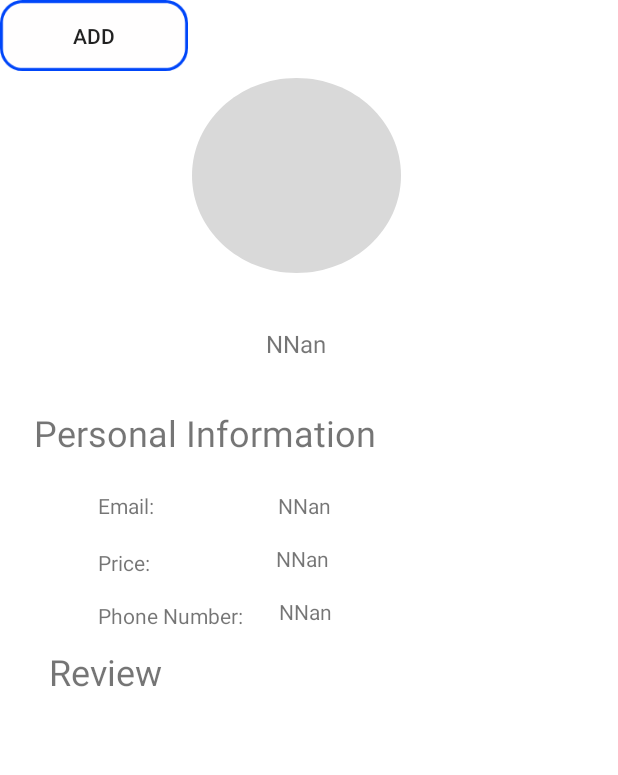
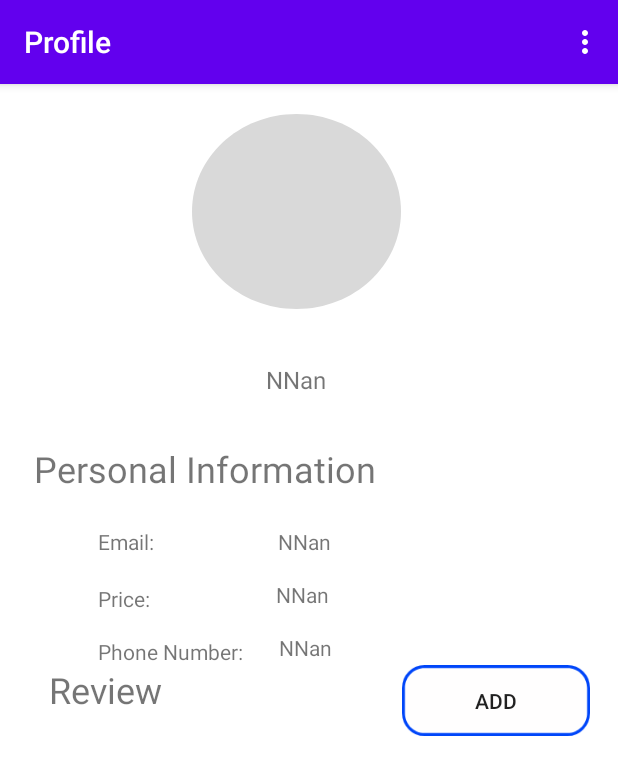
Before and after one commit to SabriRakrouki/RightCleaner, an Android app: the ProfilePage screen opened directly, with no data from a screen before it, on a phone screen of 412 x 824 dp. Shown: the top 775 px of the screen. Run offline under Robolectric (Android 15) with nearby library versions, the phone set to English and light mode, and no system bars; our stand-ins replace Room's generated code; 3 statements that could not run were skipped.

```diff
--- a/app/src/main/java/com/example/rightcleaner/ProfilePage.java
+++ b/app/src/main/java/com/example/rightcleaner/ProfilePage.java
@@ -1,31 +1,42 @@
 package com.example.rightcleaner;
 
+import androidx.annotation.NonNull;
 import androidx.appcompat.app.AppCompatActivity;
+import androidx.appcompat.widget.Toolbar;
 
+import android.content.Intent;
 import android.os.Bundle;
+import android.view.Menu;
+import android.view.MenuItem;
 import android.widget.TextView;
 
 import com.example.rightcleaner.dao.UserDAO;
 import com.example.rightcleaner.database.RightCleanerDataBase;
 import com.example.rightcleaner.entity.User;
+import com.example.rightcleaner.helper.SessionManagement;
 
 public class ProfilePage extends AppCompatActivity {
 
 
     TextView fname,email,birthdate,phone;
-
+    RightCleanerDataBase rightCleanerDataBase;
+    UserDAO userDAO;
+    SessionManagement sessionManagement;
 
     @Override
     protected void onCreate(Bundle savedInstanceState) {
         super.onCreate(savedInstanceState);
+
+        sessionManagement=new SessionManagement(getApplicationContext());
+        rightCleanerDataBase= RightCleanerDataBase.getRightCleanerDataBase(getApplicationContext());
+        userDAO=rightCleanerDataBase.userDAO();
         setContentView(R.layout.activity_profile_page);
+        Toolbar toolbar=findViewById(R.id.toolbar);
+        setSupportActionBar(toolbar);
         RightCleanerDataBase rightCleanerDataBase= RightCleanerDataBase.getRightCleanerDataBase(getApplicationContext());
         UserDAO userDAO=rightCleanerDataBase.userDAO();
         User user = (User) getIntent().getSerializableExtra("user");
-        fname=findViewById(R.id.fname);
-        email=findViewById(R.id.emailT);
-        birthdate=findViewById(R.id.birthDate);
-        phone=findViewById(R.id.phone);
+        fillProfile();
         if(user!=null){
             fname.setText(user.getFamilyName() +" "+user.getName());
             email.setText(user.getEmail());
@@ -38,8 +49,55 @@ public class ProfilePage extends AppCompatActivity {
             birthdate.setText("NNan");
             phone.setText("NNan");
         }
+    }
 
+    @Override
+    public boolean onCreateOptionsMenu(Menu menu) {
+        getMenuInflater().inflate(R.menu.app_menu,menu);
+        return super.onCreateOptionsMenu(menu);
+    }
 
+    @Override
+    public boolean onOptionsItemSelected(@NonNull MenuItem item) {
+        SessionManagement sessionManagement = new SessionManagement(getApplicationContext());
+        switch (item.getItemId()) {
+            case R.id.homeP: {
+                startActivity(new Intent(this,ServiceChoice.class));
+                break;
+            }
+            case R.id.profileP:{
+                startActivity(new Intent(this,ProfilePage.class));
+                break;
+            }
+            case  R.id.logOut:{
+                sessionManagement.logoutUser();
+                break;
+            }
+        }
+        return super.onOptionsItemSelected(item);
+    }
+
+    @Override
+    protected void onStart() {
+        super.onStart();
+        if (!sessionManagement.isLoggedIn()) {
+            sendToLoginPage();
+        }
+        fillProfile();
+    }
+    public void sendToLoginPage(){
+        startActivity(new Intent(this,MainActivity.class));
+
+    }
+    public void fillProfile(){
+        fname=findViewById(R.id.fname);
+        email=findViewById(R.id.emailT);
+        birthdate=findViewById(R.id.birthDate);
+        phone=findViewById(R.id.phone);
+        User user=userDAO.getUserId(Integer.parseInt(sessionManagement.getUserDetails().get("id").toString()));
+        fname.setText(user.getName()+" "+user.getFamilyName());
+        email.setText(user.getEmail());
+        phone.setText(user.getPhoneNumber());
 
 
 
--- a/app/src/main/java/com/example/rightcleaner/ServiveProviderHomePage.java
+++ b/app/src/main/java/com/example/rightcleaner/ServiveProviderHomePage.java
@@ -1,6 +1,7 @@
 package com.example.rightcleaner;
 
 import androidx.appcompat.app.AppCompatActivity;
+import androidx.recyclerview.widget.RecyclerView;
 
 import android.os.Bundle;
 import android.view.Menu;
@@ -11,6 +12,7 @@ public class ServiveProviderHomePage extends AppCompatActivity {
     protected void onCreate(Bundle savedInstanceState) {
         super.onCreate(savedInstanceState);
         setContentView(R.layout.activity_servive_provider_home_page);
+
     }
 
     @Override
--- a/app/src/main/res/layout/activity_profile_page.xml
+++ b/app/src/main/res/layout/activity_profile_page.xml
@@ -7,18 +7,24 @@
     android:background="#FFFFFF"
     tools:context=".ProfilePage">
 
+    <include
+        android:id="@+id/toolbar"
+        layout="@layout/test"
+        tools:layout_editor_absoluteX="16dp"
+        tools:layout_editor_absoluteY="140dp" />
+
     <ImageView
         android:id="@+id/imageView"
         android:layout_width="139dp"
         android:layout_height="130dp"
         android:layout_marginStart="128dp"
-        android:layout_marginTop="52dp"
+        android:layout_marginTop="20dp"
         android:layout_marginEnd="155dp"
         android:background="@drawable/image_view_profile"
         app:layout_constraintEnd_toEndOf="parent"
         app:layout_constraintHorizontal_bias="0.0"
         app:layout_constraintStart_toStartOf="parent"
-        app:layout_constraintTop_toTopOf="parent" />
+        app:layout_constraintTop_toBottomOf="@+id/toolbar" />
 
     <TextView
         android:id="@+id/fname"
@@ -33,7 +39,7 @@
         app:layout_constraintTop_toBottomOf="@+id/imageView" />
 
     <TextView
-        android:id="@+id/textView6"
+        android:id="@+id/logInSignU"
         android:layout_width="291dp"
         android:layout_height="39dp"
         android:layout_marginTop="28dp"
@@ -48,13 +54,13 @@
         android:id="@+id/textView7"
         android:layout_width="215dp"
         android:layout_height="54dp"
-        android:layout_marginTop="120dp"
+        android:layout_marginTop="108dp"
         android:text="Review"
         android:textSize="24sp"
         app:layout_constraintEnd_toEndOf="@+id/textView10"
         app:layout_constraintHorizontal_bias="0.279"
         app:layout_constraintStart_toStartOf="@+id/textView10"
-        app:layout_constraintTop_toBottomOf="@+id/textView6" />
+        app:layout_constraintTop_toBottomOf="@+id/logInSignU" />
 
     <TextView
         android:id="@+id/textView8"
@@ -62,10 +68,10 @@
         android:layout_height="22dp"
         android:layout_marginTop="16dp"
         android:text="Email:"
-        app:layout_constraintEnd_toEndOf="@+id/textView6"
+        app:layout_constraintEnd_toEndOf="@+id/logInSignU"
         app:layout_constraintHorizontal_bias="0.21"
-        app:layout_constraintStart_toStartOf="@+id/textView6"
-        app:layout_constraintTop_toBottomOf="@+id/textView6" />
+        app:layout_constraintStart_toStartOf="@+id/logInSignU"
+        app:layout_constraintTop_toBottomOf="@+id/logInSignU" />
 
     <TextView
         android:id="@+id/textView9"
@@ -97,7 +103,7 @@
         android:layout_marginTop="16dp"
         android:text="TextView"
         app:layout_constraintStart_toEndOf="@+id/textView8"
-        app:layout_constraintTop_toBottomOf="@+id/textView6" />
+        app:layout_constraintTop_toBottomOf="@+id/logInSignU" />
 
     <TextView
         android:id="@+id/birthDate"
@@ -132,9 +138,12 @@
         android:id="@+id/btnSignupService"
         android:layout_width="125dp"
         android:layout_height="47dp"
+        android:layout_marginStart="20dp"
         android:background="@drawable/victore_button"
         android:text="Add"
-        tools:layout_editor_absoluteX="270dp"
-        tools:layout_editor_absoluteY="431dp" />
+        app:layout_constraintBottom_toBottomOf="@+id/textView7"
+        app:layout_constraintStart_toEndOf="@+id/textView7"
+        app:layout_constraintTop_toTopOf="@+id/textView7"
+        app:layout_constraintVertical_bias="0.0" />
 
 </androidx.constraintlayout.widget.ConstraintLayout>
--- a/app/src/main/res/layout/activity_service_provider_sign_up_page.xml
+++ b/app/src/main/res/layout/activity_service_provider_sign_up_page.xml
@@ -12,7 +12,7 @@
       android:layout_width="wrap_content"
       android:layout_height="wrap_content"
       android:layout_marginStart="156dp"
-      android:layout_marginTop="40dp"
+      android:layout_marginTop="16dp"
       android:layout_marginEnd="153dp"
       android:text="Sign Up"
       android:textColor="#2196F3"
@@ -90,7 +90,7 @@
       app:layout_constraintTop_toBottomOf="@+id/service" />
 
   <TextView
-      android:id="@+id/textView6"
+      android:id="@+id/logInSignU"
       android:layout_width="wrap_content"
       android:layout_height="wrap_content"
       android:layout_marginTop="120dp"
@@ -111,7 +111,7 @@
       app:layout_constraintEnd_toEndOf="@+id/usernameService"
       app:layout_constraintHorizontal_bias="0.333"
       app:layout_constraintStart_toStartOf="@+id/usernameService"
-      app:layout_constraintTop_toBottomOf="@+id/textView6" />
+      app:layout_constraintTop_toBottomOf="@+id/logInSignU" />
 
   <Spinner
       android:id="@+id/service"
--- a/app/src/main/res/layout/list_review.xml
+++ b/app/src/main/res/layout/list_review.xml
@@ -27,7 +27,7 @@
         tools:layout_editor_absoluteY="96dp" />
 
     <TextView
-        android:id="@+id/textView11"
+        android:id="@+id/tService"
         android:layout_width="108dp"
         android:layout_height="21dp"
         android:text="user@user.com"
```
Also changed, not shown: app/src/main/java/com/example/rightcleaner/MainActivity.java (+18 -1 lines), app/src/main/java/com/example/rightcleaner/ServiceProviderSignUpPage.java (+11 -0 lines), app/src/main/java/com/example/rightcleaner/SignUp.java (+11 -1 lines), app/src/main/java/com/example/rightcleaner/SimpleUserHomePage.java (+9 -0 lines), app/src/main/java/com/example/rightcleaner/listServiceProviders/ServiceProviderAdapter.java (added, +51 -0 lines), app/src/main/java/com/example/rightcleaner/listServiceProviders/ServiceProviderViewHolder.java (added, +22 -0 lines), app/src/main/res/layout/activity_sign_up.xml (+9 -16 lines), app/src/main/res/layout/activity_simple_user_home_page.xml (+5 -3 lines), app/src/main/res/layout/list_item.xml (+17 -4 lines).
